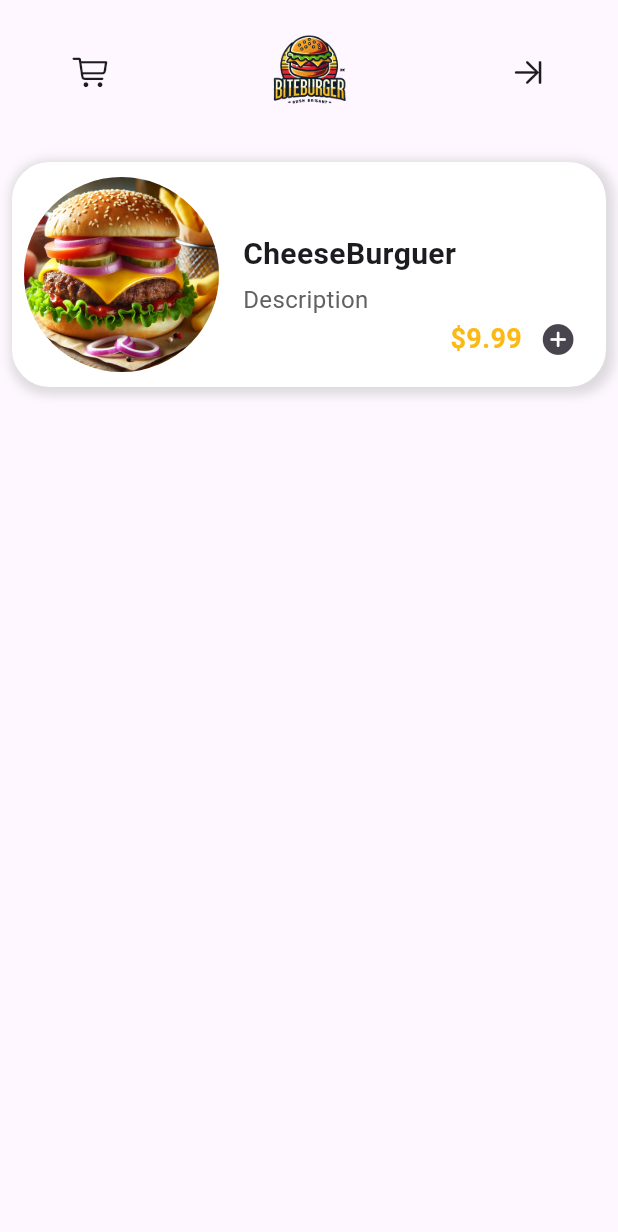
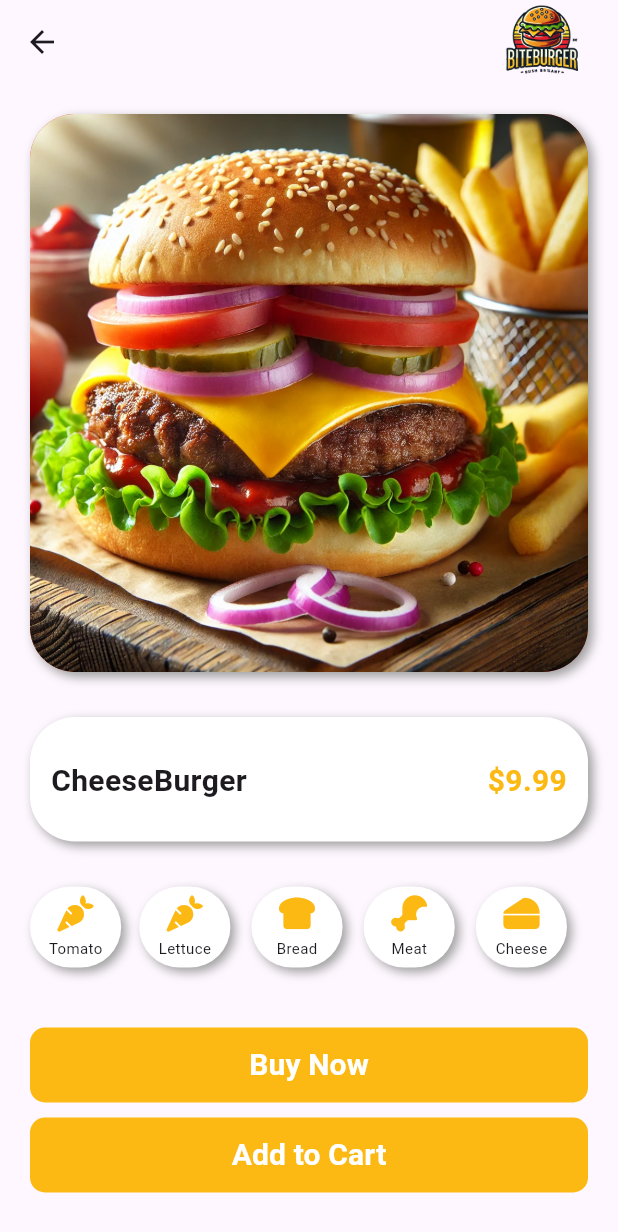
Before and after one commit to samuel2002dias/Delivery-APP, a Flutter app: the screen it shows once a user with an empty profile is signed in, after a tap on "CheeseBurguer", on a phone screen of 412 x 824 dp. Shown: the top 1232 px of the screen. Run offline on Flutter 3.47's test engine with Material 3 defaults, Android fonts, the light colour scheme and no system bars; our stand-ins replace bloc, cloud_firestore, equatable, firebase_auth, firebase_core, flutter_bloc and 2 more; accounts and stored records are empty.

Commit message:
Detailed Page
Completely hardcoded - Connection with the database in later commits

```diff
--- /dev/null
+++ b/delivery/lib/IngredientsWidget.dart
@@ -0,0 +1,46 @@
+// ignore_for_file: prefer_const_constructors, prefer_const_literals_to_create_immutables
+
+import 'package:flutter/material.dart';
+
+class MyWidget extends StatelessWidget {
+  final String name;
+  final IconData icon;
+  const MyWidget({required this.name, required this.icon, super.key});
+
+  @override
+  Widget build(BuildContext context) {
+    return Expanded(
+        child: Container(
+            decoration: BoxDecoration(
+              color: Colors.white,
+              borderRadius: BorderRadius.circular(30),
+              boxShadow: [
+                BoxShadow(
+                  color: Colors.grey,
+                  offset: Offset(3, 3),
+                  blurRadius: 5,
+                ),
+              ],
+            ),
+            child: Padding(
+              padding: const EdgeInsets.all(6),
+              child: Column(
+                children: [
+                  Icon(
+                    icon,
+                    color: Color.fromRGBO(252, 185, 19, 1),
+                  ),
+                  SizedBox(
+                    height: 4,
+                  ),
+                  Text(
+                    name,
+                    style: TextStyle(
+                      fontSize: 10,
+                    ),
+                  ),
+                ],
+              ),
+            )));
+  }
+}
--- a/delivery/lib/MainView.dart
+++ b/delivery/lib/MainView.dart
@@ -14,6 +14,7 @@ class MainView extends StatelessWidget {
   Widget build(BuildContext context) {
     return MaterialApp(
       title: "Projeto",
+      debugShowCheckedModeBanner: false,
       home: BlocBuilder<AuthenticationBloc, AuthenticationState>(
         builder: (context, state) {
           if (state.status == AuthenticationStatus.authenticated) {
--- /dev/null
+++ b/delivery/lib/menus/home/views/DetailsPage.dart
@@ -0,0 +1,189 @@
+// ignore_for_file: file_names
+
+import 'package:delivery/IngredientsWidget.dart';
+import 'package:delivery/menus/home/views/BuyNowPage.dart';
+import 'package:flutter/material.dart';
+
+import 'package:font_awesome_flutter/font_awesome_flutter.dart';
+
+class DetailsPage extends StatelessWidget {
+  const DetailsPage({super.key});
+
+  @override
+  Widget build(BuildContext context) {
+    return Scaffold(
+      appBar: AppBar(
+        title: Row(
+          mainAxisAlignment: MainAxisAlignment.center,
+          children: [
+            const Spacer(),
+            Center(
+              child: Image.asset(
+                'images/Logo.png',
+                height: 70,
+              ),
+            ),
+            // Pushes the button to the right
+          ],
+        ),
+      ),
+      body: Padding(
+        padding: const EdgeInsets.symmetric(horizontal: 20, vertical: 20),
+        child: Column(
+          children: [
+            Container(
+              decoration: BoxDecoration(
+                color: Colors.red,
+                borderRadius: BorderRadius.circular(30),
+                boxShadow: const [
+                  BoxShadow(
+                    color: Colors.grey,
+                    offset: Offset(3, 3),
+                    blurRadius: 5,
+                  ),
+                ],
+              ),
+              child: ClipRRect(
+                borderRadius:
+                    BorderRadius.circular(30), // Add border radius to the image
+                child: Image.asset(
+                  'images/cheese.png',
+                  width: MediaQuery.of(context).size.width,
+                  height: MediaQuery.of(context).size.width - 40,
+                  fit: BoxFit.contain, // Ensure the image covers the container
+                ),
+              ),
+            ),
+            const SizedBox(height: 30),
+            Container(
+                decoration: BoxDecoration(
+                  color: Colors.white,
+                  borderRadius: BorderRadius.circular(30),
+                  boxShadow: const [
+                    BoxShadow(
+                      color: Colors.grey,
+                      offset: Offset(3, 3),
+                      blurRadius: 5,
+                    ),
+                  ],
+                ),
+                child: const Padding(
+                  padding: EdgeInsets.all(14.0),
+                  child: Column(
+                    children: [
+                      Row(
+                        children: [
+                          Expanded(
+                            child: Padding(
+                              padding: EdgeInsets.only(top: 14.0),
+                              child: Text(
+                                "CheeseBurger",
+                                style: TextStyle(
+                                  fontSize: 20,
+                                  fontWeight: FontWeight.bold,
+                                ),
+                              ),
+                            ),
+                          ),
+                          Expanded(
+                              child: Padding(
+                            padding: EdgeInsets.only(
+                                top: 14.0), // Apply padding only on top
+                            child: Align(
+                              alignment: Alignment.centerRight,
+                              child: Text(
+                                "\$9.99",
+                                style: TextStyle(
+                                  color: Color.fromRGBO(252, 185, 19, 1),
+                                  fontSize: 20,
+                                  fontWeight: FontWeight.bold,
+                                ),
+                              ),
+                            ),
+                          )),
+                        ],
+                      ),
+                      SizedBox(height: 12),
+                    ],
+                  ),
+                )),
+            const SizedBox(height: 30),
+            const Row(
+              children: [
+                MyWidget(
+                  name: "Tomato",
+                  icon: FontAwesomeIcons.carrot,
+                ),
+                SizedBox(width: 12),
+                MyWidget(
+                  name: "Lettuce",
+                  icon: FontAwesomeIcons.carrot,
+                ),
+                SizedBox(width: 14),
+                MyWidget(name: "Bread", icon: FontAwesomeIcons.breadSlice),
+                SizedBox(width: 14),
+                MyWidget(name: "Meat", icon: FontAwesomeIcons.drumstickBite),
+                SizedBox(width: 14),
+                MyWidget(name: "Cheese", icon: FontAwesomeIcons.cheese),
+                SizedBox(width: 14),
+              ],
+            ),
+            const SizedBox(height: 40),
+            SizedBox(
+              width: MediaQuery.of(context).size.width,
+              height: 50,
+              child: TextButton(
+                onPressed: () {
+                  Navigator.push(
+                      context,
+                      MaterialPageRoute<void>(
+                          builder: (BuildContext context) => const Buynow()));
+                },
+                style: TextButton.styleFrom(
+                  elevation: 3.0,
+                  backgroundColor: const Color.fromRGBO(252, 185, 19, 1),
+                  foregroundColor: Colors.white,
+                  shape: RoundedRectangleBorder(
+                    borderRadius: BorderRadius.circular(10),
+                  ),
+                ),
+                child: const Text(
+                  "Buy Now",
+                  style: TextStyle(
+                    color: Colors.white,
+                    fontSize: 20,
+                    fontWeight: FontWeight.w600,
+                  ),
+                ),
+              ),
+            ),
+            const SizedBox(height: 10),
+            SizedBox(
+              width: MediaQuery.of(context).size.width,
+              height: 50,
+              child: TextButton(
+                onPressed: () {},
+                style: TextButton.styleFrom(
+                  elevation: 3.0,
+                  backgroundColor: const Color.fromRGBO(252, 185, 19, 1),
+                  foregroundColor: Colors.white,
+                  shape: RoundedRectangleBorder(
+                    borderRadius: BorderRadius.circular(10),
+                  ),
+                ),
+                child: const Text(
+                  "Add to Cart",
+                  style: TextStyle(
+                    color: Colors.white,
+                    fontSize: 20,
+                    fontWeight: FontWeight.w600,
+                  ),
+                ),
+              ),
+            ),
+          ],
+        ),
+      ),
+    );
+  }
+}
--- a/delivery/lib/menus/home/views/HomePage.dart
+++ b/delivery/lib/menus/home/views/HomePage.dart
@@ -1,6 +1,8 @@
-// ignore_for_file: prefer_const_constructors
+// ignore_for_file: prefer_const_constructors, avoid_print, file_names
 
 import 'package:delivery/menus/autenticacao/bloc/LogInBloc.dart';
+import 'package:delivery/menus/home/views/BuyNowPage.dart';
+import 'package:delivery/menus/home/views/DetailsPage.dart';
 import 'package:flutter/material.dart';
 import 'package:flutter_bloc/flutter_bloc.dart'; // Ensure you have this import for Bloc usage
 import 'package:flutter/cupertino.dart'; // Import for CupertinoIcons
@@ -24,16 +26,14 @@ class HomePage extends StatelessWidget {
                   onPressed: () {},
                   icon: const Icon(CupertinoIcons.cart),
                 ),
-                // Second column: image centered
                 Spacer(), // Pushes the image to the center
                 Center(
                   child: Image.asset(
                     'images/Logo.png',
-                    height: 70, // Adjust the height as needed
+                    height: 70,
                   ),
                 ),
                 Spacer(), // Pushes the button to the right
-                // Third column: IconButton
                 IconButton(
                   onPressed: () {
                     context.read<SignInBloc>().add(SignOutRequired());
@@ -46,13 +46,17 @@ class HomePage extends StatelessWidget {
         ),
       ),
       body: ListView.builder(
-        itemCount: 1, // Adjust the item count as needed
+        itemCount:
+            1, // Adjust the item count as needed -  Replace with firebase data
         itemBuilder: (BuildContext context, int index) {
           return Padding(
             padding: const EdgeInsets.all(8.0), // Set padding as needed
             child: InkWell(
               onTap: () {
-                // Define the action to be taken when the container is tapped
+                Navigator.push(
+                    context,
+                    MaterialPageRoute<void>(
+                        builder: (BuildContext context) => DetailsPage()));
                 print('Container tapped');
               },
               child: AnimatedContainer(
@@ -142,7 +146,11 @@ class HomePage extends StatelessWidget {
                           ),
                           IconButton(
                             onPressed: () {
-                              // Should go to the Detail Page
+                              Navigator.push(
+                                  context,
+                                  MaterialPageRoute<void>(
+                                      builder: (BuildContext context) =>
+                                          Buynow()));
                               print('Add button pressed');
                             },
                             icon: const Icon(CupertinoIcons.add_circled_solid),
--- a/delivery/pubspec.yaml
+++ b/delivery/pubspec.yaml
@@ -18,7 +18,7 @@ dependencies:
   firebase_storage: ^12.3.0
   rxdart: ^0.28.0
   path: ^1.8.0
-
+  font_awesome_flutter: ^10.7.0
 
   # The following adds the Cupertino Icons font to your application.
   # Use with the CupertinoIcons class for iOS style icons.
```
Also changed, not shown: COISAS.txt (added, +291 -0 lines), delivery/lib/menus/home/views/BuyNowPage.dart (added, +28 -0 lines), delivery/pubspec.lock.
